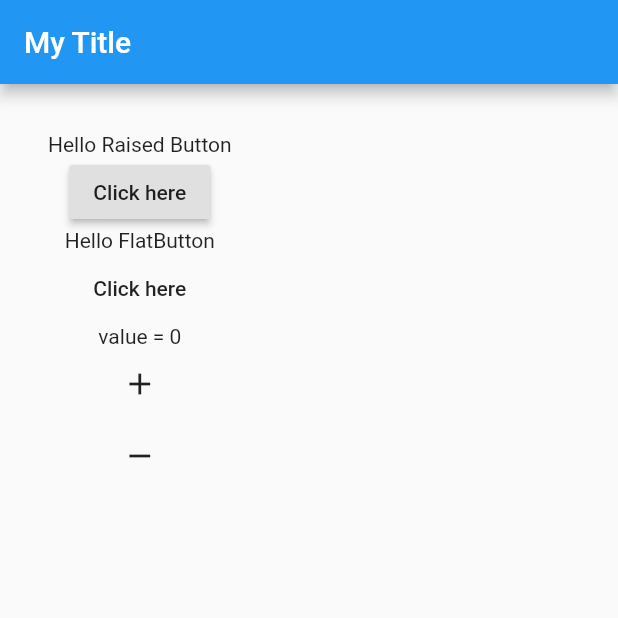
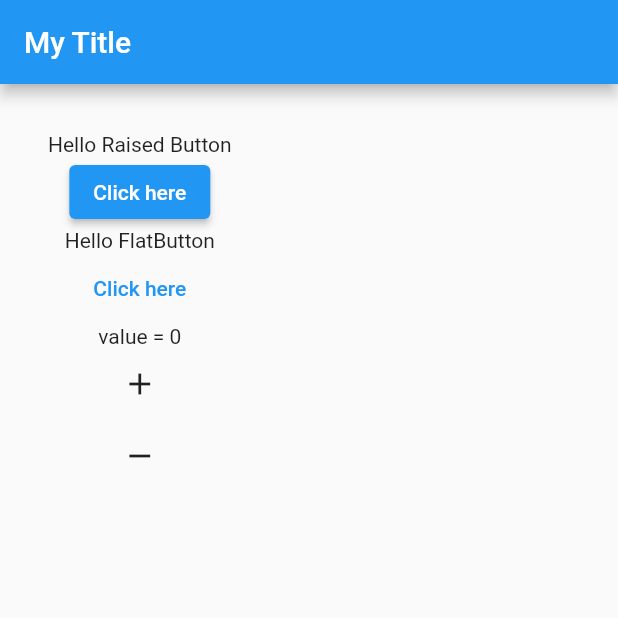
Before and after one commit to Ayomilotunde/flutter_30days_challenge, a Flutter app: the screen it shows after launch, on a phone screen of 412 x 824 dp, the top half of it. Run offline on Flutter 3.47's test engine with Material 2 defaults, Android fonts, the phone set to English and light mode, and no system bars.

Commit message:
Changed the deprecated Buttons

```diff
--- a/lib/main.dart
+++ b/lib/main.dart
@@ -56,14 +56,13 @@ class _State extends State<MyApp> {
           children: <Widget>[
             // ignore: prefer_const_constructors
             new Text(_value),
-            // ignore: deprecated_member_use, prefer_const_constructors
-            new RaisedButton(
+            new ElevatedButton(
               onPressed: () => _onPressed('Yes'),
               // ignore: prefer_const_constructors
               child: new Text('Click here'),
             ),
             new Text(_flatValue),
-            new FlatButton(
+            new TextButton(
               onPressed: _onPressedFlatButton,
               // ignore: prefer_const_constructors
               child: new Text('Click here'),
```
